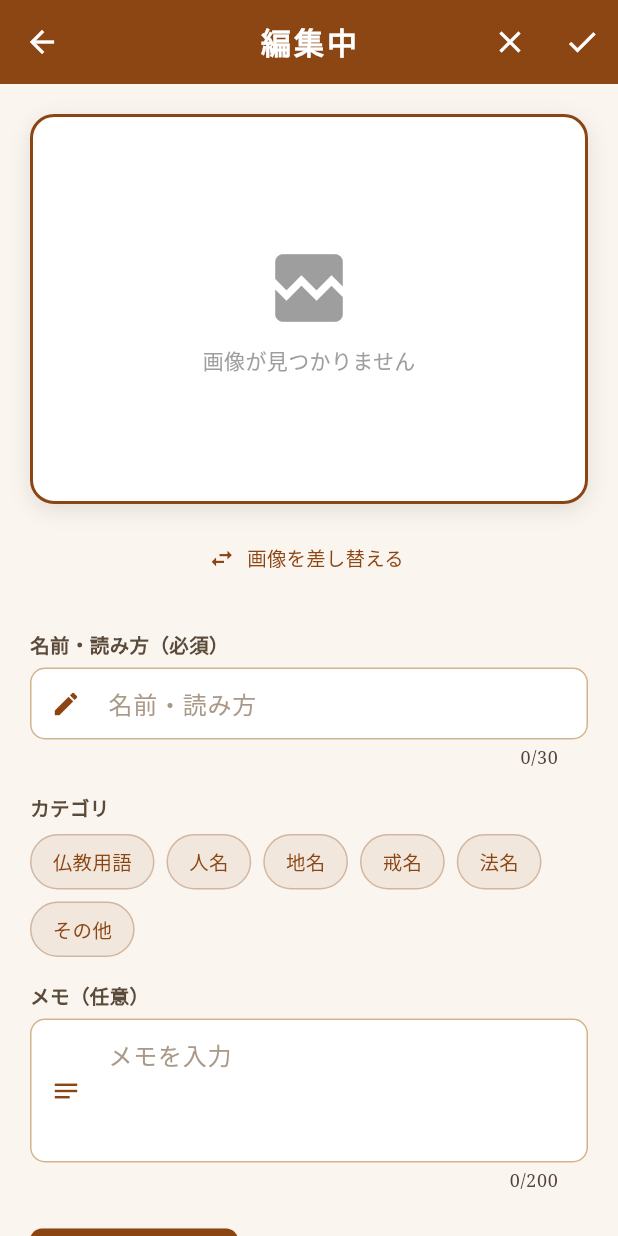
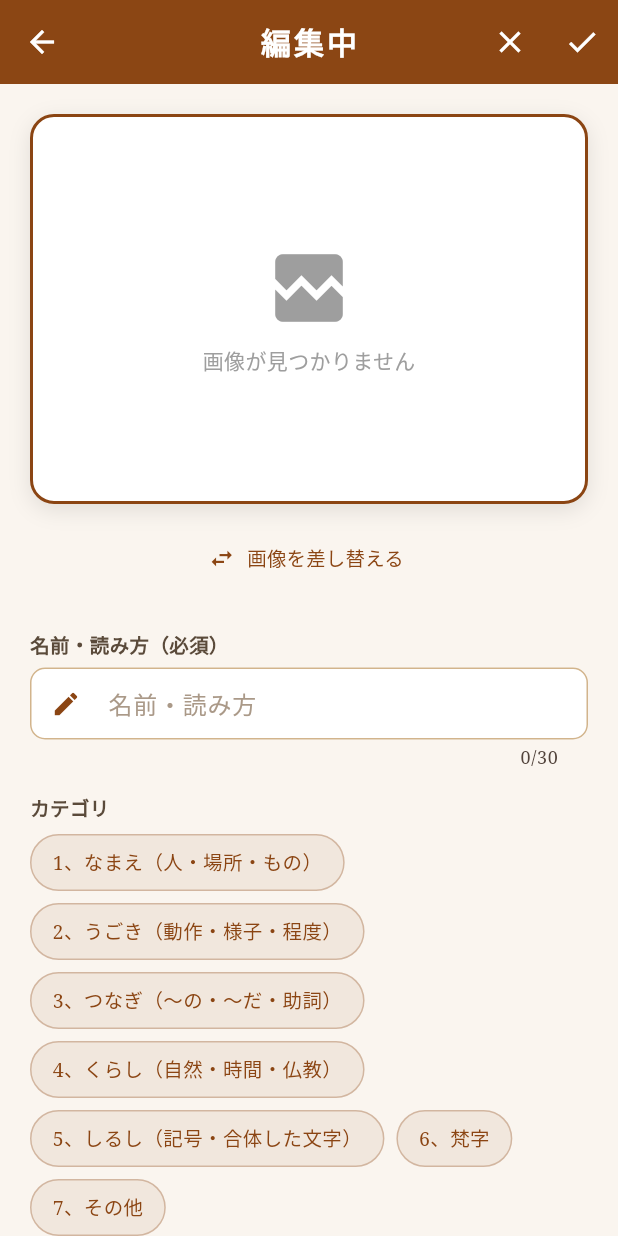
Before and after one commit to biroad-g/gaiji-project, a Flutter app: the DetailScreen screen opened directly with empty values, after a tap on the "edit" icon, on a phone screen of 412 x 824 dp. Run offline on Flutter 3.47's test engine with Material 3 defaults, Android fonts, the phone set to English and light mode, and no system bars; our stand-ins replace hive, hive_flutter, image_picker, share_plus, web; missing offline and left inert: dart:js_interop; accounts and stored records are empty.

Commit message:
feat: カテゴリを7分類に変更
- なまえ（人・場所・もの）
- うごき（動作・様子・程度）
- つなぎ（～の・～だ・助詞）
- くらし（自然・時間・仏教）
- しるし（記号・合体した文字）
- 梵字
- その他

入力ヒントも「梵字など」に更新

```diff
--- a/lib/screens/camera_screen.dart
+++ b/lib/screens/camera_screen.dart
@@ -20,7 +20,13 @@ class _CameraScreenState extends State<CameraScreen> {
   final _memoController = TextEditingController();
   String? _selectedCategory;
   static const List<String> _presetCategories = [
-    '仏教用語', '人名', '地名', '戒名', '法名', 'その他',
+    '1、なまえ（人・場所・もの）',
+    '2、うごき（動作・様子・程度）',
+    '3、つなぎ（～の・～だ・助詞）',
+    '4、くらし（自然・時間・仏教）',
+    '5、しるし（記号・合体した文字）',
+    '6、梵字',
+    '7、その他',
   ];
   bool _isSaving = false;
   int _step = 0; // 0:撮影, 1:トリミング, 2:情報入力
@@ -253,7 +259,7 @@ class _CameraScreenState extends State<CameraScreen> {
           TextField(
             controller: _nameController,
             decoration: _inputDecoration(
-              hint: '例：たい（𥊙）、戒名など',
+              hint: '例：たい（𥊙）、梵字など',
               icon: Icons.edit,
             ),
             maxLength: 30,
--- a/lib/screens/detail_screen.dart
+++ b/lib/screens/detail_screen.dart
@@ -28,7 +28,13 @@ class _DetailScreenState extends State<DetailScreen> {
   bool _isSaving = false;
 
   final List<String> _presetCategories = [
-    '仏教用語', '人名', '地名', '戒名', '法名', 'その他',
+    '1、なまえ（人・場所・もの）',
+    '2、うごき（動作・様子・程度）',
+    '3、つなぎ（～の・～だ・助詞）',
+    '4、くらし（自然・時間・仏教）',
+    '5、しるし（記号・合体した文字）',
+    '6、梵字',
+    '7、その他',
   ];
 
   @override
```
Also changed, not shown: 3 other files.
